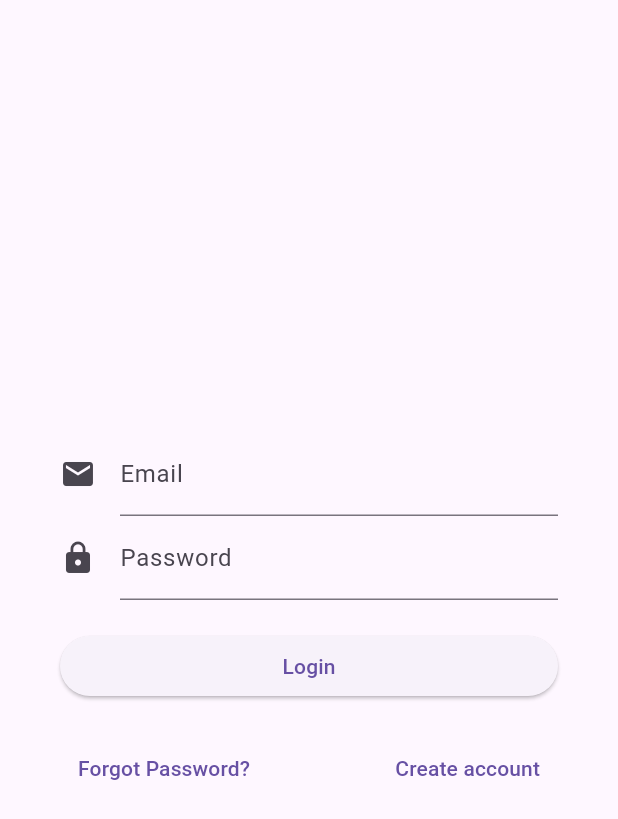
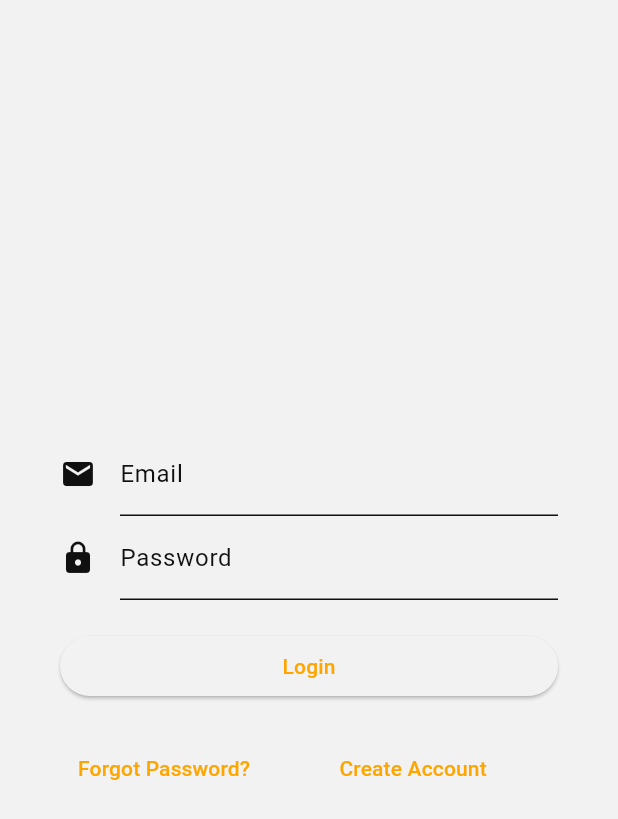
Before and after one commit to DanielDicksonDillimono/bodytherapy, a Flutter app: the screen it shows after launch, on a phone screen of 412 x 824 dp. Shown: the top 819 px of the screen. Run offline on Flutter 3.47's test engine with Material 3 defaults, Android fonts, the phone set to English and light mode, and no system bars; our stand-ins replace firebase_auth, firebase_core, go_router; accounts and stored records are empty; generated files the repository leaves out were written again.

Commit message:
implement login page

```diff
--- a/lib/main.dart
+++ b/lib/main.dart
@@ -1,5 +1,6 @@
 import 'package:bodytherapy/navigation/router.dart';
 import 'package:bodytherapy/ui/core/localization/applocalization.dart';
+import 'package:bodytherapy/ui/core/themes/theme.dart';
 import 'package:flutter/material.dart';
 import 'package:firebase_core/firebase_core.dart';
 import 'firebase_options.dart';
@@ -51,6 +52,8 @@ class MyApp extends StatelessWidget {
         Locale('de'),
       ],
       routerConfig: router,
+      theme: AppTheme.lightTheme,
+      darkTheme: AppTheme.darkTheme,
       themeMode: ThemeMode.system,
     );
   }
--- a/lib/navigation/router.dart
+++ b/lib/navigation/router.dart
@@ -1,4 +1,5 @@
 import 'package:bodytherapy/data/services/user_authentication.dart';
+import 'package:bodytherapy/ui/sub_pages/login_signup/view_models/login_viewmodel.dart';
 import 'package:bodytherapy/ui/sub_pages/login_signup/view_models/sign_up_viewmodel.dart';
 import 'package:bodytherapy/ui/sub_pages/login_signup/widgets/login_page.dart';
 import 'package:bodytherapy/ui/sub_pages/login_signup/widgets/sign_up_page.dart';
@@ -25,7 +26,7 @@ final router = GoRouter(
     GoRoute(
         path: Routes.login,
         builder: (context, state) {
-          return LoginPage();
+          return LoginPage(loginViewModel: LoginViewModel(context.read()));
         }),
     GoRoute(
         path: Routes.signUp,
@@ -102,10 +103,10 @@ final router = GoRouter(
 
 Future<String?> _redirect(BuildContext context, GoRouterState state) async {
   final bool isloggedIn = context.read<UserAuthentication>().user != null;
-
   if (!isloggedIn) {
     // If the user is not logged in, redirect to the login page
-    return Routes.login;
+
+    return state.fullPath == Routes.signUp ? Routes.signUp : Routes.login;
   }
   // If the user is logged in, allow access to the requested page
   return null;
--- a/lib/ui/core/localization/applocalization.dart
+++ b/lib/ui/core/localization/applocalization.dart
@@ -15,7 +15,7 @@ class AppLocalization {
     'reports': 'Reports',
     'preferences': 'Preferences',
     'login_message': 'Please login to continue',
-    'sign_up_message': 'Create an account to get started',
+    'sign_up_message': 'Create Account',
     'email': 'Email',
     'password': 'Password',
     'confirm_password': 'Confirm Password',
@@ -28,6 +28,7 @@ class AppLocalization {
     'light_mode': 'Light Mode',
     'enter_email': 'Enter your email',
     'enter_password': 'Enter your password',
+    'sign_up_error': 'Sign Up Error',
   };
 
 //in case the key is not found, it will return the key itself
@@ -61,6 +62,7 @@ class AppLocalization {
   String get enterEmailOrPassword => _get('enter_email_or_password');
   String get enterValidEmail => _get('enter_valid_email');
   String get enterValidPassword => _get('enter_valid_password');
+  String get signUpError => _get('sign_up_error');
 }
 
 class AppLocalizationDelegate extends LocalizationsDelegate<AppLocalization> {
--- a/lib/ui/core/themes/colors.dart
+++ b/lib/ui/core/themes/colors.dart
@@ -30,8 +30,8 @@ abstract final class AppColors {
     onPrimary: black1,
     secondary: warmYellow,
     onSecondary: black1,
-    surface: grey2,
-    onSurface: white1,
+    surface: grey1, // this affects the background color of ElevatedButtons
+    onSurface: grey3,
     error: brightRed,
     onError: black1,
   );
--- a/lib/ui/sub_pages/login_signup/widgets/login_page.dart
+++ b/lib/ui/sub_pages/login_signup/widgets/login_page.dart
@@ -1,8 +1,13 @@
+import 'package:bodytherapy/ui/core/localization/applocalization.dart';
 import 'package:bodytherapy/ui/core/ui_shared_elements/shared_elements.dart';
 import 'package:flutter/material.dart';
 
+import 'package:bodytherapy/ui/sub_pages/login_signup/view_models/login_viewmodel.dart';
+
 class LoginPage extends StatelessWidget {
-  const LoginPage({super.key});
+  const LoginPage({required this.loginViewModel, super.key});
+
+  final LoginViewModel loginViewModel;
 
   @override
   Widget build(BuildContext context) {
@@ -52,11 +57,18 @@ class LoginPage extends StatelessWidget {
                       children: [
                         TextButton(
                           onPressed: () {},
-                          child: Text("Forgot Password?"),
+                          child:
+                              Text(AppLocalization.of(context).forgotPassword),
                         ),
-                        TextButton(
-                          onPressed: () {},
-                          child: Text("Create account"),
+                        Expanded(
+                          child: TextButton(
+                            onPressed: () =>
+                                loginViewModel.goToSignUpPage(context),
+                            child: Text(
+                              AppLocalization.of(context).signUpMessage,
+                              overflow: TextOverflow.ellipsis,
+                            ),
+                          ),
                         ),
                       ],
                     ),
--- a/lib/ui/sub_pages/login_signup/widgets/sign_up_page.dart
+++ b/lib/ui/sub_pages/login_signup/widgets/sign_up_page.dart
@@ -1,3 +1,4 @@
+import 'package:bodytherapy/ui/core/themes/dimens.dart';
 import 'package:bodytherapy/ui/sub_pages/login_signup/view_models/sign_up_viewmodel.dart';
 import 'package:flutter/material.dart';
 
@@ -11,6 +12,8 @@ class SignUpPage extends StatelessWidget {
     return Scaffold(
       body: SafeArea(
         child: Center(
+          child: Padding(
+            padding: Dimens.of(context).edgeInsetsScreenSymmetric,
             child: Form(
               key: signUpViewModel.formKey,
               child: Column(
@@ -51,6 +54,7 @@ class SignUpPage extends StatelessWidget {
             ),
           ),
         ),
+      ),
     );
   }
 }
```
Also changed, not shown: lib/ui/sub_pages/login_signup/view_models/login_viewmodel.dart (+53 -1 lines). Lines whose indentation alone changed are shown as unchanged.
